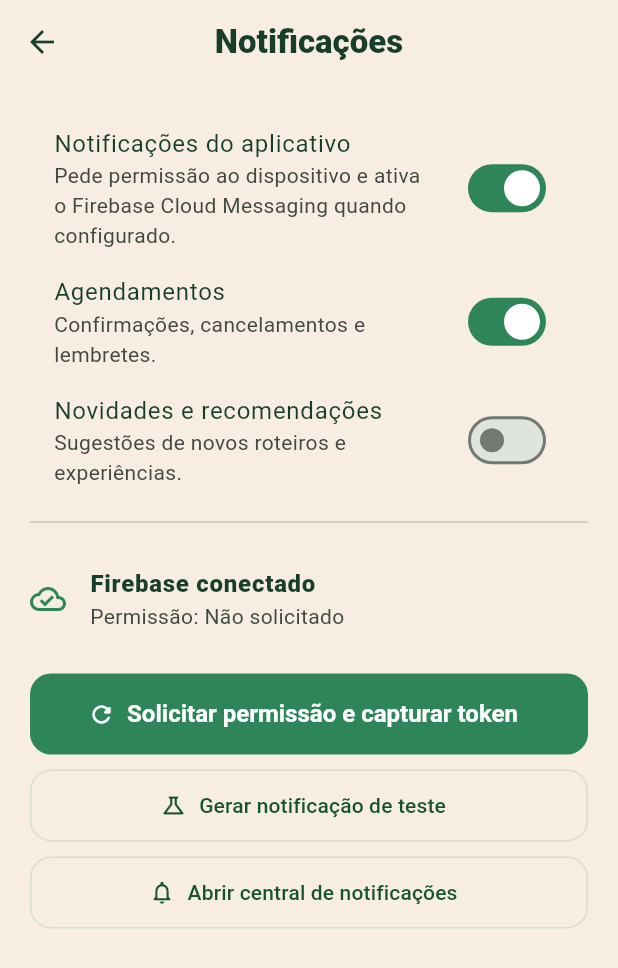
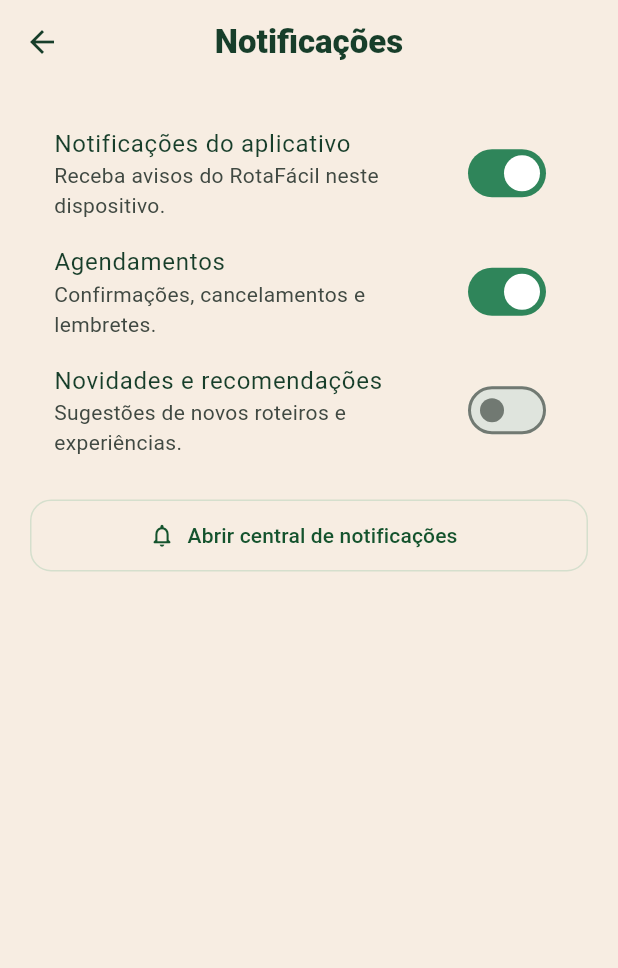
Before and after one commit to RafaelRavaneli/rotafacil_frontend, a Flutter app: the NotificationsScreen screen opened directly, on a phone screen of 412 x 824 dp. Shown: the top 968 px of the screen. Run offline on Flutter 3.47's test engine with Material 3 defaults, Android fonts, the phone set to English and light mode, and no system bars; our stand-ins replace firebase_core, firebase_messaging, flutter_map, geolocator, image_picker, latlong2 and 1 more; accounts and stored records are empty.

Commit message:
refactor: remover diagnósticos da tela de notificações

```diff
--- a/lib/pages/common/settings/notifications_screen.dart
+++ b/lib/pages/common/settings/notifications_screen.dart
@@ -1,9 +1,6 @@
 import 'package:flutter/material.dart';
 import '../../../services/notification_service.dart';
-import '../../../services/fcm_token_api.dart';
-import '../../../utils/auth_error_message.dart';
 import '../../../state/app_store.dart';
-import '../../../theme/app_colors.dart';
 import '../notification_center_screen.dart';
 
 class NotificationsScreen extends StatelessWidget {
@@ -24,7 +21,7 @@ class NotificationsScreen extends StatelessWidget {
       ScaffoldMessenger.of(context).showSnackBar(
         const SnackBar(
           content: Text(
-            'Firebase ainda não está configurado. O app continua funcionando e as notificações locais permanecem ativas.',
+            'Não foi possível ativar as notificações neste dispositivo. Você pode acompanhar os avisos na central de notificações.',
           ),
         ),
       );
@@ -49,7 +46,6 @@ class NotificationsScreen extends StatelessWidget {
       body: AnimatedBuilder(
         animation: Listenable.merge([store, notifications]),
         builder: (context, _) {
-          final token = notifications.token;
           return ListView(
             padding: const EdgeInsets.all(20),
             children: [
@@ -58,7 +54,7 @@ class NotificationsScreen extends StatelessWidget {
                 onChanged: (value) => _togglePush(context, value),
                 title: const Text('Notificações do aplicativo'),
                 subtitle: const Text(
-                  'Pede permissão ao dispositivo e ativa o Firebase Cloud Messaging quando configurado.',
+                  'Receba avisos do RotaFácil neste dispositivo.',
                 ),
               ),
               SwitchListTile.adaptive(
@@ -77,99 +73,7 @@ class NotificationsScreen extends StatelessWidget {
                   'Sugestões de novos roteiros e experiências.',
                 ),
               ),
-              if (store.useBackend)
-                OutlinedButton.icon(
-                  icon: const Icon(Icons.send_outlined),
-                  label: const Text('Testar recebimento de notificação'),
-                  onPressed: store.pushNotifications
-                      ? () async {
-                          try {
-                            final result = await FcmTokenApi.instance.test();
-                            if (!context.mounted) return;
-                            ScaffoldMessenger.of(context).showSnackBar(
-                              SnackBar(
-                                content: Text(
-                                  result['enviados'] == 0
-                                      ? 'Nenhum envio confirmado. Ative as notificações e tente novamente.'
-                                      : 'Teste enviado. Confira o recebimento no dispositivo.',
-                                ),
-                              ),
-                            );
-                          } catch (error) {
-                            if (context.mounted) {
-                              ScaffoldMessenger.of(context).showSnackBar(
-                                SnackBar(
-                                  content: Text(authErrorMessage(error)),
-                                ),
-                              );
-                            }
-                          }
-                        }
-                      : null,
-                ),
-              const Divider(height: 30),
-              ListTile(
-                contentPadding: EdgeInsets.zero,
-                leading: Icon(
-                  notifications.firebaseReady
-                      ? Icons.cloud_done_outlined
-                      : Icons.cloud_off_outlined,
-                  color: notifications.firebaseReady
-                      ? AppColors.green700
-                      : AppColors.muted,
-                ),
-                title: Text(
-                  notifications.firebaseReady
-                      ? 'Firebase conectado'
-                      : 'Firebase não configurado',
-                  style: const TextStyle(fontWeight: FontWeight.w900),
-                ),
-                subtitle: Text('Permissão: ${notifications.permissionLabel}'),
-              ),
-              if (token != null && token.isNotEmpty)
-                SelectableText(
-                  'Token do dispositivo:\n${token.length > 70 ? '${token.substring(0, 70)}...' : token}',
-                  style: const TextStyle(color: AppColors.muted, fontSize: 11),
-                ),
-              const SizedBox(height: 14),
-              FilledButton.icon(
-                onPressed: () async {
-                  await notifications.registerAfterLogin();
-                  if (!context.mounted) return;
-                  ScaffoldMessenger.of(context).showSnackBar(
-                    SnackBar(
-                      content: Text(
-                        notifications.token == null
-                            ? 'Não foi possível obter o token. Confira a configuração do Firebase.'
-                            : 'Token FCM capturado e sincronização executada.',
-                      ),
-                    ),
-                  );
-                },
-                icon: const Icon(Icons.refresh_rounded),
-                label: const Text('Solicitar permissão e capturar token'),
-              ),
-              const SizedBox(height: 10),
-              OutlinedButton.icon(
-                onPressed: () async {
-                  await store.addNotification(
-                    title: 'Notificação de teste',
-                    body:
-                        'As notificações internas do RotaFácil estão funcionando.',
-                  );
-
-                  if (!context.mounted) return;
-
-                  ScaffoldMessenger.of(context).showSnackBar(
-                    const SnackBar(
-                      content: Text('Notificação de teste criada.'),
-                    ),
-                  );
-                },
-                icon: const Icon(Icons.science_outlined),
-                label: const Text('Gerar notificação de teste'),
-              ),
-              const SizedBox(height: 10),
+              const SizedBox(height: 20),
               OutlinedButton.icon(
                 onPressed: () {
                   Navigator.push(
```
